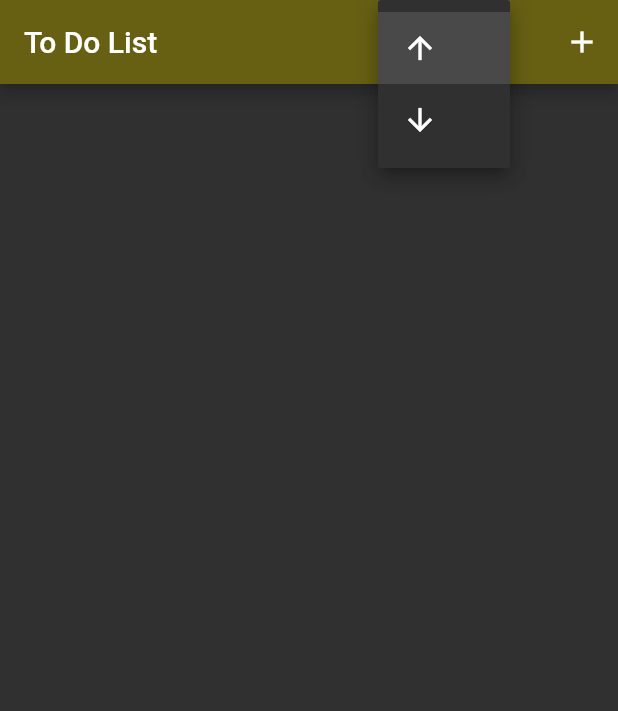
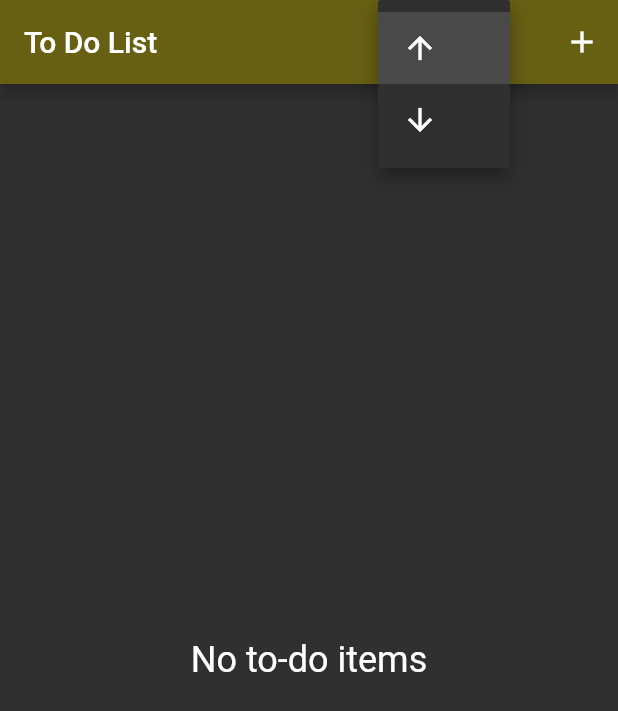
Before and after one commit to symbolisticism/todo-app, a Flutter app: the screen it shows after launch, after a tap on the "arrow upward" icon, on a phone screen of 412 x 824 dp. Shown: the top 711 px of the screen. Run offline on Flutter 3.47's test engine with Material 2 defaults, Android fonts, the phone set to English and light mode, and no system bars; our stand-ins replace flutter_riverpod, sqflite; accounts and stored records are empty.

Commit message:
added a content variable and some logic to display a message if there are no items to be displayed

```diff
--- a/lib/widgets/todo_list.dart
+++ b/lib/widgets/todo_list.dart
@@ -18,7 +18,17 @@ class TodoList extends StatefulWidget {
 class _TodoListState extends State<TodoList> {
   @override
   Widget build(BuildContext context) {
-    return ListView.builder(
+    Widget content;
+
+    if (widget.listItems.isEmpty) {
+      content = const Center(
+        child: Text(
+          'No to-do items',
+          style: TextStyle(fontSize: 24),
+        ),
+      );
+    } else {
+      content = ListView.builder(
         itemCount: widget.listItems.length,
         itemBuilder: (context, index) => Dismissible(
           key: ValueKey(widget.listItems[index]),
@@ -29,10 +39,12 @@ class _TodoListState extends State<TodoList> {
             widget.onRemoveItem(widget.listItems[index]);
           },
           child: ListTile(
+            title: Text(widget.listItems[index].description),
             leading: Checkbox(
               value: widget.listItems[index].done,
               onChanged: (bool? value) {
-              setState(() {
+                setState(
+                  () {
                     if (value != null) {
                       widget.listItems[index].done = value;
                     } else {
@@ -44,12 +56,15 @@ class _TodoListState extends State<TodoList> {
                         ),
                       );
                     }
-              });
+                  },
+                );
               },
             ),
-          title: Text(widget.listItems[index].description),
           ),
         ),
       );
     }
+
+    return content;
   }
+}
```
Lines whose indentation alone changed are shown as unchanged.
